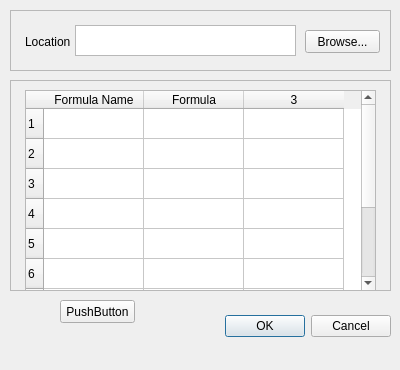
This is dlgloadformula.ui in rddealwis/Formular_Calculator_and_Integrator as Qt 5 draws it before an edit. The edited form follows.
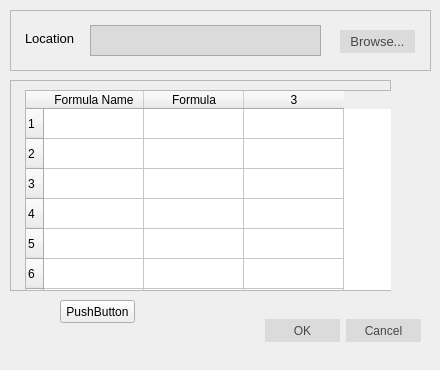
This is the edited form.

Commit message:
Designed the interface for the Graph tab.
Also applied CSS to the forms.

```diff
--- a/dlgloadformula.ui
+++ b/dlgloadformula.ui
@@ -6,7 +6,7 @@
    <rect>
     <x>0</x>
     <y>0</y>
-    <width>400</width>
+    <width>440</width>
     <height>370</height>
    </rect>
   </property>
@@ -17,14 +17,32 @@
    <property name="geometry">
     <rect>
      <x>10</x>
-     <y>310</y>
-     <width>381</width>
+     <y>315</y>
+     <width>411</width>
      <height>32</height>
     </rect>
    </property>
+   <property name="font">
+    <font>
+     <family>Lao UI</family>
+     <pointsize>10</pointsize>
+    </font>
+   </property>
    <property name="autoFillBackground">
     <bool>true</bool>
    </property>
+   <property name="styleSheet">
+    <string notr="true">QPushButton{
+ 	background-color: #dbdbdb;
+    border: 2px;
+	color:#464747;
+	width:75px;
+	height:23px;
+
+}
+
+QPushButton:hover{background-color:#40bd9e; color:white;}</string>
+   </property>
    <property name="orientation">
     <enum>Qt::Horizontal</enum>
    </property>
@@ -55,7 +73,7 @@
      <rect>
       <x>15</x>
       <y>10</y>
-      <width>351</width>
+      <width>401</width>
       <height>201</height>
      </rect>
     </property>
@@ -96,7 +114,7 @@
     <rect>
      <x>10</x>
      <y>10</y>
-     <width>381</width>
+     <width>421</width>
      <height>61</height>
     </rect>
    </property>
@@ -112,12 +130,28 @@
    <widget class="QPushButton" name="pbBrowseFile">
     <property name="geometry">
      <rect>
-      <x>295</x>
+      <x>330</x>
       <y>20</y>
       <width>75</width>
       <height>23</height>
      </rect>
     </property>
+    <property name="font">
+     <font>
+      <family>Lao UI</family>
+      <pointsize>10</pointsize>
+     </font>
+    </property>
+    <property name="styleSheet">
+     <string notr="true">QPushButton{
+ 	background-color: #dbdbdb;
+    border: 2px;
+	color:#464747;
+
+}
+
+QPushButton:hover{background-color:#40bd9e; color:white;}</string>
+    </property>
     <property name="text">
      <string>Browse...</string>
     </property>
@@ -126,11 +160,17 @@
     <property name="geometry">
      <rect>
       <x>15</x>
-      <y>25</y>
-      <width>47</width>
-      <height>13</height>
+      <y>20</y>
+      <width>61</width>
+      <height>16</height>
      </rect>
     </property>
+    <property name="font">
+     <font>
+      <family>Lao UI</family>
+      <pointsize>10</pointsize>
+     </font>
+    </property>
     <property name="text">
      <string>Location</string>
     </property>
@@ -138,12 +178,17 @@
    <widget class="QTextEdit" name="txtFileLocation">
     <property name="geometry">
      <rect>
-      <x>65</x>
+      <x>80</x>
       <y>15</y>
-      <width>221</width>
+      <width>231</width>
       <height>31</height>
      </rect>
     </property>
+    <property name="styleSheet">
+     <string notr="true">QTextEdit{
+    background-color: #dbdbdb;	
+}</string>
+    </property>
    </widget>
   </widget>
   <widget class="QPushButton" name="pushButton">
```
The commit also changes 2 other files.
